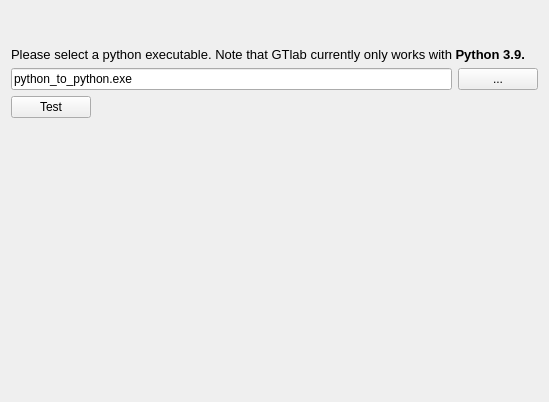
dlr-gtlab/python-module, file src/setup_module/gtps_pythonpreferencepage.ui: the form before one commit.
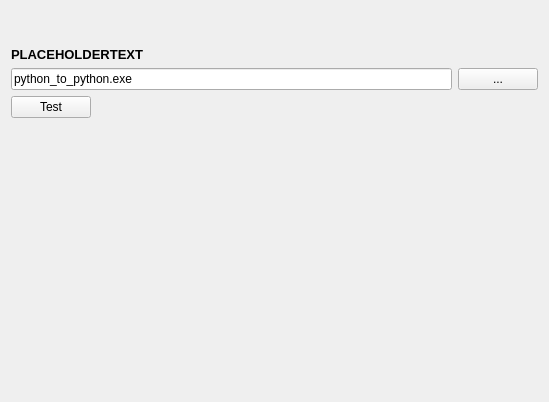
The form after the commit.

Commit message:
Improved support for multiple python versions
The setup module now looks for pre-compiled python
modules. Support is given for all versions that
come with a pre-compiled python module for this version.

Closes #587

The edit to the form file:
```diff
--- a/src/setup_module/gtps_pythonpreferencepage.ui
+++ b/src/setup_module/gtps_pythonpreferencepage.ui
@@ -72,7 +72,7 @@
    <item>
     <widget class="QLabel" name="label_2">
      <property name="text">
-      <string>&lt;html&gt;&lt;head/&gt;&lt;body&gt;&lt;p&gt;&lt;span style=&quot; font-size:10pt;&quot;&gt;Please select a python executable. Note that GTlab currently only works with &lt;/span&gt;&lt;span style=&quot; font-size:10pt; font-weight:700;&quot;&gt;Python 3.9.&lt;/span&gt;&lt;/p&gt;&lt;/body&gt;&lt;/html&gt;</string>
+      <string>&lt;html&gt;&lt;head/&gt;&lt;body&gt;&lt;p&gt;&lt;span style=&quot; font-size:10pt; font-weight:700;&quot;&gt;PLACEHOLDERTEXT&lt;/span&gt;&lt;/p&gt;&lt;/body&gt;&lt;/html&gt;</string>
      </property>
      <property name="wordWrap">
       <bool>true</bool>
```
Left out of the diff: 12 changed lines with no effect on the pictures. The commit also changes 3 other files.
